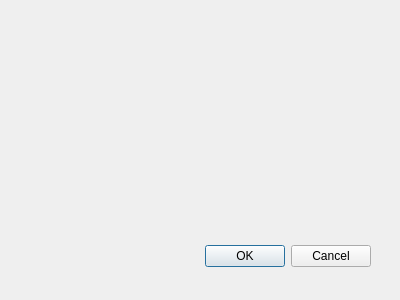
Before: the Qt Designer form CompareClasseA_dialog_base.ui in vincentBenet/CompareClasseA, drawn with Qt 5.
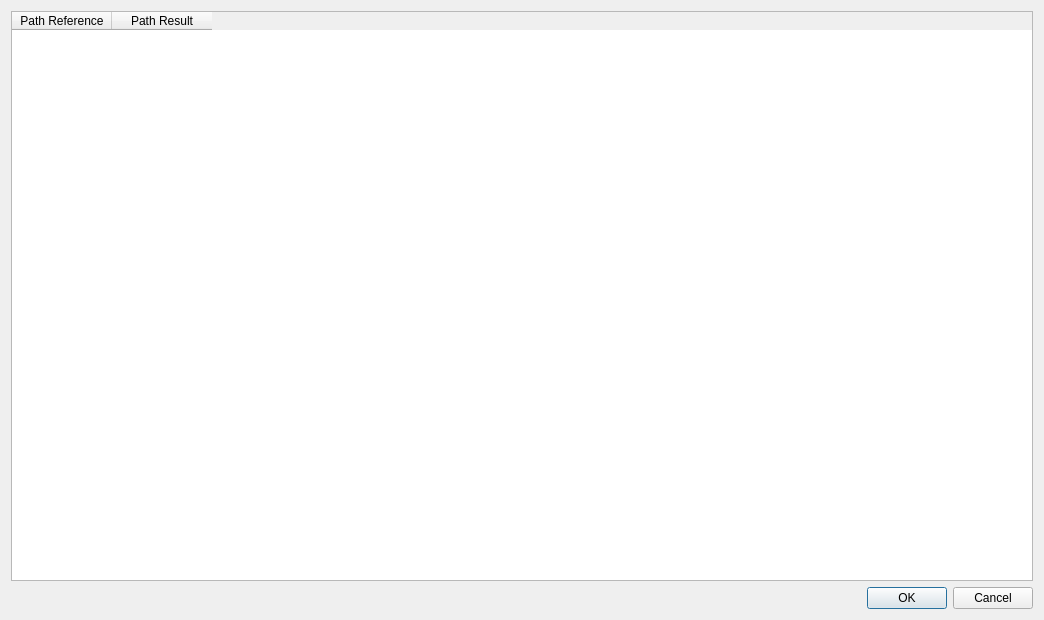
After: the same form once the commit is applied.

The edit to the form file:
```diff
--- a/CompareClasseA_dialog_base.ui
+++ b/CompareClasseA_dialog_base.ui
@@ -1,33 +1,43 @@
 <ui version="4.0" >
  <class>CompareClasseADialogBase</class>
- <widget class="QDialog" name="CompareClasseADialogBase" >
-  <property name="geometry" >
+ <widget class="QDialog" name="CompareClasseADialogBase">
+  <property name="geometry">
    <rect>
     <x>0</x>
     <y>0</y>
-    <width>400</width>
-    <height>300</height>
+    <width>1044</width>
+    <height>620</height>
    </rect>
   </property>
   <property name="windowTitle" >
    <string>CompareClasseA</string>
   </property>
-  <widget class="QDialogButtonBox" name="button_box" >
-   <property name="geometry" >
-    <rect>
-     <x>30</x>
-     <y>240</y>
-     <width>341</width>
-     <height>32</height>
-    </rect>
-   </property>
-   <property name="orientation" >
-    <enum>Qt::Horizontal</enum>
-   </property>
-   <property name="standardButtons" >
-    <set>QDialogButtonBox::Cancel|QDialogButtonBox::Ok</set>
-   </property>
-  </widget>
+  <layout class="QGridLayout" name="gridLayout">
+   <item row="1" column="0">
+    <widget class="QDialogButtonBox" name="button_box">
+     <property name="orientation">
+      <enum>Qt::Horizontal</enum>
+     </property>
+     <property name="standardButtons">
+      <set>QDialogButtonBox::Cancel|QDialogButtonBox::Ok</set>
+     </property>
+    </widget>
+   </item>
+   <item row="0" column="0">
+    <widget class="QTableWidget" name="tableWidget">
+     <column>
+      <property name="text">
+       <string>Path Reference</string>
+      </property>
+     </column>
+     <column>
+      <property name="text">
+       <string>Path Result</string>
+      </property>
+     </column>
+    </widget>
+   </item>
+  </layout>
  </widget>
  <resources/>
  <connections>
```
Left out of the diff: 29 changed lines with no effect on the pictures.
